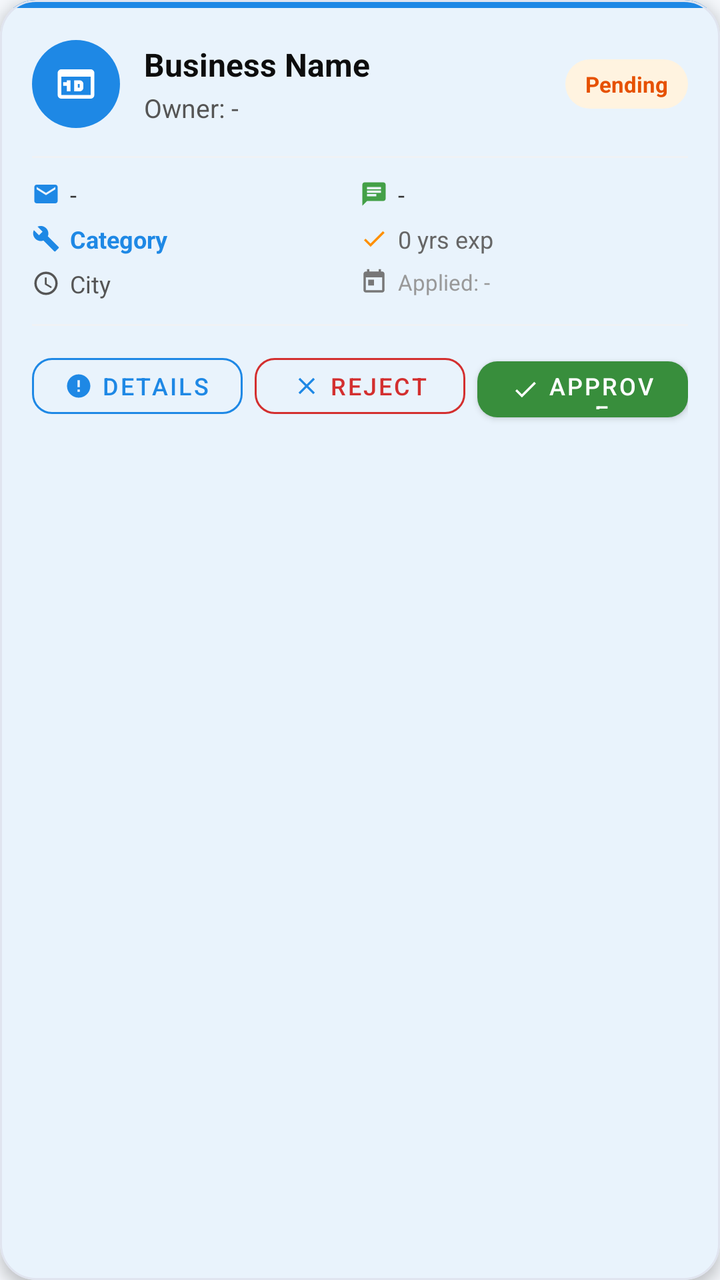
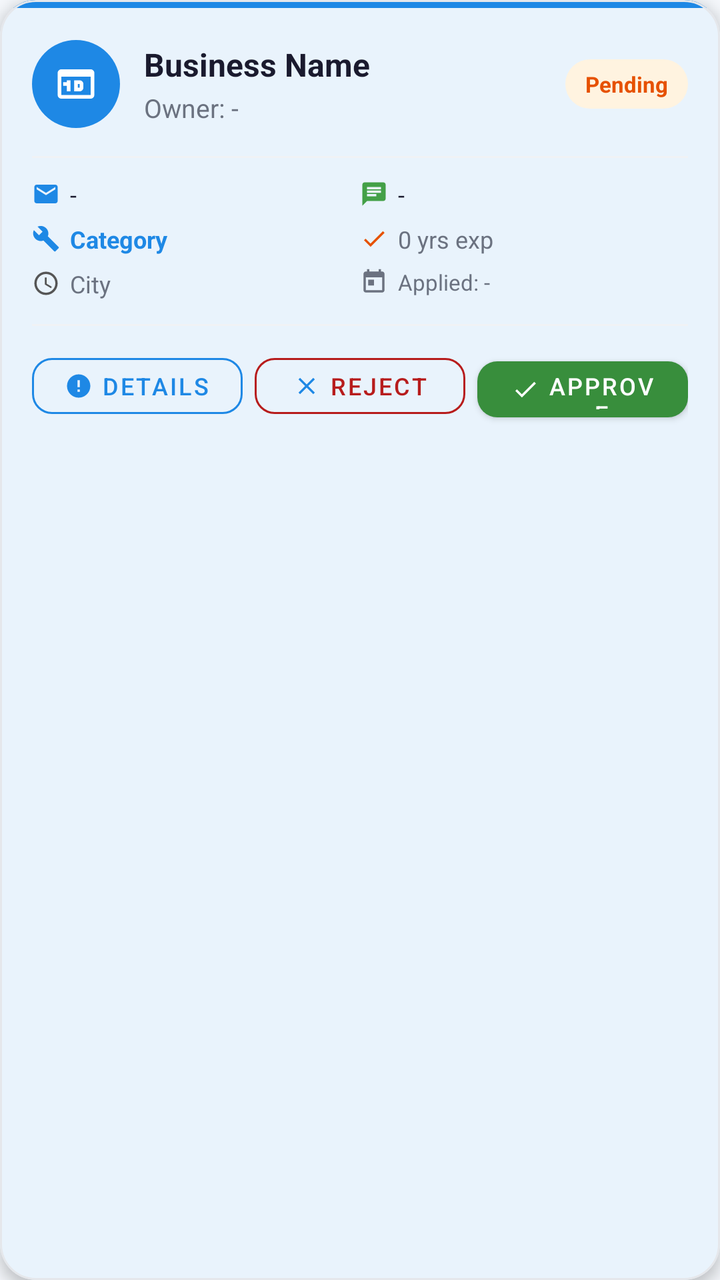

Two renders of the same Android screen: before a commit and after it. Below are the layout's source before the change and the commit's diff.
<!-- AndroidManifest.xml: application theme Theme.QuickFix -->
<!-- res/layout/item_provider_application_card.xml -->
<?xml version="1.0" encoding="utf-8"?>
<com.google.android.material.card.MaterialCardView
    xmlns:android="http://schemas.android.com/apk/res/android"
    xmlns:app="http://schemas.android.com/apk/res-auto"
    android:id="@+id/cardRoot"
    android:layout_width="match_parent"
    android:layout_height="wrap_content"
    android:layout_marginStart="14dp"
    android:layout_marginEnd="14dp"
    android:layout_marginBottom="12dp"
    android:layout_marginTop="4dp"
    app:cardCornerRadius="18dp"
    app:cardElevation="4dp"
    app:cardBackgroundColor="@color/card_bg"
    app:strokeColor="#E0E4EF"
    app:strokeWidth="1dp">

    <LinearLayout
        android:layout_width="match_parent"
        android:layout_height="wrap_content"
        android:orientation="vertical">

        
        <View
            android:id="@+id/cardAccentStrip"
            android:layout_width="match_parent"
            android:layout_height="4dp"
            android:background="@color/primary" />

        <LinearLayout
            android:layout_width="match_parent"
            android:layout_height="wrap_content"
            android:orientation="vertical"
            android:padding="16dp">

            
            <LinearLayout
                android:layout_width="match_parent"
                android:layout_height="wrap_content"
                android:orientation="horizontal"
                android:gravity="center_vertical"
                android:layout_marginBottom="6dp">

                <FrameLayout
                    android:layout_width="44dp"
                    android:layout_height="44dp"
                    android:background="@drawable/bg_category_blue"
                    android:layout_marginEnd="12dp">
                    <ImageView
                        android:layout_width="22dp"
                        android:layout_height="22dp"
                        android:layout_gravity="center"
                        android:src="@drawable/ic_business"
                        app:tint="@color/white" />
                </FrameLayout>

                <LinearLayout
                    android:layout_width="0dp"
                    android:layout_height="wrap_content"
                    android:layout_weight="1"
                    android:orientation="vertical"
                    android:layout_marginEnd="8dp">

                    <TextView
                        android:id="@+id/tvBusinessName"
                        android:layout_width="match_parent"
                        android:layout_height="wrap_content"
                        android:textColor="#0D0D0D"
                        android:textSize="16sp"
                        android:textStyle="bold"
                        android:ellipsize="end"
                        android:maxLines="1"
                        android:text="Business Name" />

                    <TextView
                        android:id="@+id/tvOwnerName"
                        android:layout_width="match_parent"
                        android:layout_height="wrap_content"
                        android:layout_marginTop="2dp"
                        android:textColor="#555555"
                        android:textSize="13sp"
                        android:ellipsize="end"
                        android:maxLines="1"
                        android:text="Owner: -" />
                </LinearLayout>

                <TextView
                    android:id="@+id/tvStatus"
                    android:layout_width="wrap_content"
                    android:layout_height="wrap_content"
                    android:textSize="11sp"
                    android:textStyle="bold"
                    android:paddingHorizontal="10dp"
                    android:paddingVertical="5dp"
                    android:text="Pending"
                    android:background="@drawable/bg_status_pending"
                    android:textColor="#E65100"
                    android:maxLines="1" />
            </LinearLayout>

            
            <View android:layout_width="match_parent" android:layout_height="1dp"
                android:background="#F0F2F5"
                android:layout_marginTop="8dp" android:layout_marginBottom="10dp" />

            
            <LinearLayout android:layout_width="match_parent" android:layout_height="wrap_content"
                android:orientation="horizontal" android:layout_marginBottom="6dp">

                
                <LinearLayout android:layout_width="0dp" android:layout_height="wrap_content"
                    android:layout_weight="1" android:orientation="horizontal"
                    android:gravity="center_vertical" android:paddingEnd="8dp">
                    <ImageView android:layout_width="14dp" android:layout_height="14dp"
                        android:src="@drawable/ic_email" app:tint="#1E88E5"
                        android:layout_marginEnd="5dp" />
                    <TextView
                        android:id="@+id/tvEmail"
                        android:layout_width="0dp" android:layout_height="wrap_content"
                        android:layout_weight="1"
                        android:textColor="#333333" android:textSize="12sp"
                        android:maxLines="1" android:ellipsize="end"
                        android:text="-" />
                </LinearLayout>

                
                <LinearLayout android:layout_width="0dp" android:layout_height="wrap_content"
                    android:layout_weight="1" android:orientation="horizontal"
                    android:gravity="center_vertical">
                    <ImageView android:layout_width="14dp" android:layout_height="14dp"
                        android:src="@drawable/ic_messages" app:tint="#43A047"
                        android:layout_marginEnd="5dp" />
                    <TextView
                        android:id="@+id/tvPhone"
                        android:layout_width="0dp" android:layout_height="wrap_content"
                        android:layout_weight="1"
                        android:textColor="#333333" android:textSize="12sp"
                        android:maxLines="1" android:ellipsize="end"
                        android:text="-" />
                </LinearLayout>
            </LinearLayout>

            <LinearLayout android:layout_width="match_parent" android:layout_height="wrap_content"
                android:orientation="horizontal" android:layout_marginBottom="6dp">

                
                <LinearLayout android:layout_width="0dp" android:layout_height="wrap_content"
                    android:layout_weight="1" android:orientation="horizontal"
                    android:gravity="center_vertical" android:paddingEnd="8dp">
                    <ImageView android:layout_width="14dp" android:layout_height="14dp"
                        android:src="@drawable/ic_services" app:tint="#1E88E5"
                        android:layout_marginEnd="5dp" />
                    <TextView
                        android:id="@+id/tvCategory"
                        android:layout_width="0dp" android:layout_height="wrap_content"
                        android:layout_weight="1"
                        android:textColor="#1E88E5" android:textSize="12sp"
                        android:textStyle="bold"
                        android:maxLines="1" android:ellipsize="end"
                        android:text="Category" />
                </LinearLayout>

                
                <LinearLayout android:layout_width="0dp" android:layout_height="wrap_content"
                    android:layout_weight="1" android:orientation="horizontal"
                    android:gravity="center_vertical">
                    <ImageView android:layout_width="14dp" android:layout_height="14dp"
                        android:src="@drawable/ic_approval" app:tint="#FF8F00"
                        android:layout_marginEnd="5dp" />
                    <TextView
                        android:id="@+id/tvExperience"
                        android:layout_width="0dp" android:layout_height="wrap_content"
                        android:layout_weight="1"
                        android:textColor="#666666" android:textSize="12sp"
                        android:maxLines="1"
                        android:text="0 yrs exp" />
                </LinearLayout>
            </LinearLayout>

            <LinearLayout android:layout_width="match_parent" android:layout_height="wrap_content"
                android:orientation="horizontal" android:layout_marginBottom="4dp">

                
                <LinearLayout android:layout_width="0dp" android:layout_height="wrap_content"
                    android:layout_weight="1" android:orientation="horizontal"
                    android:gravity="center_vertical" android:paddingEnd="8dp">
                    <ImageView android:layout_width="14dp" android:layout_height="14dp"
                        android:src="@drawable/ic_location" app:tint="#555555"
                        android:layout_marginEnd="5dp" />
                    <TextView
                        android:id="@+id/tvCity"
                        android:layout_width="0dp" android:layout_height="wrap_content"
                        android:layout_weight="1"
                        android:textColor="#555555" android:textSize="12sp"
                        android:maxLines="1" android:ellipsize="end"
                        android:text="City" />
                </LinearLayout>

                
                <LinearLayout android:layout_width="0dp" android:layout_height="wrap_content"
                    android:layout_weight="1" android:orientation="horizontal"
                    android:gravity="center_vertical">
                    <ImageView android:layout_width="14dp" android:layout_height="14dp"
                        android:src="@drawable/ic_calendar" app:tint="#777777"
                        android:layout_marginEnd="5dp" />
                    <TextView
                        android:id="@+id/tvDate"
                        android:layout_width="0dp" android:layout_height="wrap_content"
                        android:layout_weight="1"
                        android:textColor="#999999" android:textSize="11sp"
                        android:maxLines="1"
                        android:text="Applied: -" />
                </LinearLayout>
            </LinearLayout>

            
            <View android:layout_width="match_parent" android:layout_height="1dp"
                android:background="#F0F2F5"
                android:layout_marginTop="8dp" android:layout_marginBottom="10dp" />

            
            <LinearLayout
                android:layout_width="match_parent"
                android:layout_height="wrap_content"
                android:orientation="horizontal">

                <com.google.android.material.button.MaterialButton
                    android:id="@+id/btnDetails"
                    style="@style/Widget.MaterialComponents.Button.OutlinedButton"
                    android:layout_width="0dp"
                    android:layout_height="40dp"
                    android:layout_weight="1"
                    android:layout_marginEnd="6dp"
                    android:text="Details"
                    android:textColor="@color/primary"
                    android:textSize="12sp"
                    app:cornerRadius="10dp"
                    app:strokeColor="@color/primary"
                    app:strokeWidth="1dp"
                    app:icon="@drawable/ic_info"
                    app:iconSize="14dp"
                    app:iconPadding="4dp"
                    app:iconGravity="textStart" />

                <com.google.android.material.button.MaterialButton
                    android:id="@+id/btnReject"
                    style="@style/Widget.MaterialComponents.Button.OutlinedButton"
                    android:layout_width="0dp"
                    android:layout_height="40dp"
                    android:layout_weight="1"
                    android:layout_marginEnd="6dp"
                    android:text="Reject"
                    android:textColor="#D32F2F"
                    android:textSize="12sp"
                    app:cornerRadius="10dp"
                    app:strokeColor="#D32F2F"
                    app:strokeWidth="1dp"
                    app:icon="@drawable/ic_close"
                    app:iconSize="14dp"
                    app:iconPadding="4dp"
                    app:iconGravity="textStart" />

                <com.google.android.material.button.MaterialButton
                    android:id="@+id/btnApprove"
                    style="@style/Widget.MaterialComponents.Button"
                    android:layout_width="0dp"
                    android:layout_height="40dp"
                    android:layout_weight="1"
                    android:text="Approve"
                    android:textColor="@color/white"
                    android:textSize="12sp"
                    app:backgroundTint="#388E3C"
                    app:cornerRadius="10dp"
                    app:icon="@drawable/ic_approval"
                    app:iconSize="14dp"
                    app:iconPadding="4dp"
                    app:iconGravity="textStart" />
            </LinearLayout>

        </LinearLayout>
    </LinearLayout>
</com.google.android.material.card.MaterialCardView>
<!-- resources referenced by this layout -->
<resources>
  <color name="card_bg">#FFFFFF</color>
  <color name="primary">#1E88E5</color>
  <color name="white">#FFFFFFFF</color>
  <!-- drawable bg_category_blue (drawable) -->
  <?xml version="1.0" encoding="utf-8"?>
  <shape xmlns:android="http://schemas.android.com/apk/res/android"
      android:shape="oval">
      <solid android:color="@color/primary" />
  </shape>
  <style name="Theme.QuickFix" parent="Base.Theme.QuickFix" />
  <style name="Base.Theme.QuickFix" parent="Theme.Material3.Light.NoActionBar">
          <item name="colorPrimary">@color/primary</item>
          <item name="colorPrimaryDark">@color/primary_dark</item>
          <item name="colorAccent">@color/accent_green</item>
          <item name="android:windowBackground">@color/screen_background</item>
          <item name="colorSurface">@color/card_bg</item>
          <item name="colorOnSurface">@color/text_primary</item>
          <item name="android:colorBackground">@color/screen_background</item>
          <item name="colorOnBackground">@color/text_primary</item>
          <item name="colorSurfaceVariant">@color/surface_variant</item>
          <item name="colorOutline">@color/divider</item>
          <item name="colorOutlineVariant">@color/divider</item>
          <item name="materialAlertDialogTheme">@style/Theme.QuickFix.AdminDialog</item>
          <item name="alertDialogTheme">@style/Theme.QuickFix.AdminDialog</item>
          <item name="android:statusBarColor">@android:color/transparent</item>
          <item name="android:navigationBarColor">@color/screen_background</item>
          
          <item name="bottomSheetDialogTheme">@style/Theme.QuickFix.BottomSheet</item>
      </style>
  <color name="primary_dark">#1565C0</color>
  <color name="accent_green">#43A047</color>
  <color name="screen_background">#F4F7FB</color>
  <color name="text_primary">#1A1A2E</color>
  <color name="surface_variant">#F5F7FA</color>
  <color name="divider">#E5E7EB</color>
  <!-- unchanged entries left out for length: 12 -->
</resources>

<!-- the commit's change to res/layout/item_provider_application_card.xml (unified diff, before → after) -->
@@ -12,7 +12,7 @@
     app:cardCornerRadius="18dp"
     app:cardElevation="4dp"
     app:cardBackgroundColor="@color/card_bg"
-    app:strokeColor="#E0E4EF"
+    app:strokeColor="@color/divider"
     app:strokeWidth="1dp">
 
     <LinearLayout
@@ -65,7 +65,7 @@
                         android:id="@+id/tvBusinessName"
                         android:layout_width="match_parent"
                         android:layout_height="wrap_content"
-                        android:textColor="#0D0D0D"
+                        android:textColor="@color/text_primary"
                         android:textSize="16sp"
                         android:textStyle="bold"
                         android:ellipsize="end"
@@ -77,7 +77,7 @@
                         android:layout_width="match_parent"
                         android:layout_height="wrap_content"
                         android:layout_marginTop="2dp"
-                        android:textColor="#555555"
+                        android:textColor="@color/text_secondary"
                         android:textSize="13sp"
                         android:ellipsize="end"
                         android:maxLines="1"
@@ -94,13 +94,13 @@
                     android:paddingVertical="5dp"
                     android:text="Pending"
                     android:background="@drawable/bg_status_pending"
-                    android:textColor="#E65100"
+                    android:textColor="@color/status_pending_text"
                     android:maxLines="1" />
             </LinearLayout>
 
             
             <View android:layout_width="match_parent" android:layout_height="1dp"
-                android:background="#F0F2F5"
+                android:background="@color/surface_soft"
                 android:layout_marginTop="8dp" android:layout_marginBottom="10dp" />
 
             
@@ -118,7 +118,7 @@
                         android:id="@+id/tvEmail"
                         android:layout_width="0dp" android:layout_height="wrap_content"
                         android:layout_weight="1"
-                        android:textColor="#333333" android:textSize="12sp"
+                        android:textColor="@color/text_primary" android:textSize="12sp"
                         android:maxLines="1" android:ellipsize="end"
                         android:text="-" />
                 </LinearLayout>
@@ -128,13 +128,13 @@
                     android:layout_weight="1" android:orientation="horizontal"
                     android:gravity="center_vertical">
                     <ImageView android:layout_width="14dp" android:layout_height="14dp"
-                        android:src="@drawable/ic_messages" app:tint="#43A047"
+                        android:src="@drawable/ic_messages" app:tint="@color/accent_green"
                         android:layout_marginEnd="5dp" />
                     <TextView
                         android:id="@+id/tvPhone"
                         android:layout_width="0dp" android:layout_height="wrap_content"
                         android:layout_weight="1"
-                        android:textColor="#333333" android:textSize="12sp"
+                        android:textColor="@color/text_primary" android:textSize="12sp"
                         android:maxLines="1" android:ellipsize="end"
                         android:text="-" />
                 </LinearLayout>
@@ -154,7 +154,7 @@
                         android:id="@+id/tvCategory"
                         android:layout_width="0dp" android:layout_height="wrap_content"
                         android:layout_weight="1"
-                        android:textColor="#1E88E5" android:textSize="12sp"
+                        android:textColor="@color/primary" android:textSize="12sp"
                         android:textStyle="bold"
                         android:maxLines="1" android:ellipsize="end"
                         android:text="Category" />
@@ -165,13 +165,13 @@
                     android:layout_weight="1" android:orientation="horizontal"
                     android:gravity="center_vertical">
                     <ImageView android:layout_width="14dp" android:layout_height="14dp"
-                        android:src="@drawable/ic_approval" app:tint="#FF8F00"
+                        android:src="@drawable/ic_approval" app:tint="@color/status_pending_text"
                         android:layout_marginEnd="5dp" />
                     <TextView
                         android:id="@+id/tvExperience"
                         android:layout_width="0dp" android:layout_height="wrap_content"
                         android:layout_weight="1"
-                        android:textColor="#666666" android:textSize="12sp"
+                        android:textColor="@color/text_secondary" android:textSize="12sp"
                         android:maxLines="1"
                         android:text="0 yrs exp" />
                 </LinearLayout>
@@ -191,7 +191,7 @@
                         android:id="@+id/tvCity"
                         android:layout_width="0dp" android:layout_height="wrap_content"
                         android:layout_weight="1"
-                        android:textColor="#555555" android:textSize="12sp"
+                        android:textColor="@color/text_secondary" android:textSize="12sp"
                         android:maxLines="1" android:ellipsize="end"
                         android:text="City" />
                 </LinearLayout>
@@ -201,13 +201,13 @@
                     android:layout_weight="1" android:orientation="horizontal"
                     android:gravity="center_vertical">
                     <ImageView android:layout_width="14dp" android:layout_height="14dp"
-                        android:src="@drawable/ic_calendar" app:tint="#777777"
+                        android:src="@drawable/ic_calendar" app:tint="@color/text_secondary"
                         android:layout_marginEnd="5dp" />
                     <TextView
                         android:id="@+id/tvDate"
                         android:layout_width="0dp" android:layout_height="wrap_content"
                         android:layout_weight="1"
-                        android:textColor="#999999" android:textSize="11sp"
+                        android:textColor="@color/text_secondary" android:textSize="11sp"
                         android:maxLines="1"
                         android:text="Applied: -" />
                 </LinearLayout>
@@ -215,7 +215,7 @@
 
             
             <View android:layout_width="match_parent" android:layout_height="1dp"
-                android:background="#F0F2F5"
+                android:background="@color/surface_soft"
                 android:layout_marginTop="8dp" android:layout_marginBottom="10dp" />
 
             
@@ -250,10 +250,10 @@
                     android:layout_weight="1"
                     android:layout_marginEnd="6dp"
                     android:text="Reject"
-                    android:textColor="#D32F2F"
+                    android:textColor="@color/status_rejected_text"
                     android:textSize="12sp"
                     app:cornerRadius="10dp"
-                    app:strokeColor="#D32F2F"
+                    app:strokeColor="@color/status_rejected_text"
                     app:strokeWidth="1dp"
                     app:icon="@drawable/ic_close"
                     app:iconSize="14dp"
@@ -269,7 +269,7 @@
                     android:text="Approve"
                     android:textColor="@color/white"
                     android:textSize="12sp"
-                    app:backgroundTint="#388E3C"
+                    app:backgroundTint="@color/success_green"
                     app:cornerRadius="10dp"
                     app:icon="@drawable/ic_approval"
                     app:iconSize="14dp"
<!-- resource entries referenced after the edit -->
@@ -2,6 +2,10 @@
 <resources>
   <color name="card_bg">#FFFFFF</color>
   <color name="primary">#1E88E5</color>
+  <color name="status_pending_text">#E65100</color>
+  <color name="status_rejected_text">#B71C1C</color>
+  <color name="success_green">#388E3C</color>
+  <color name="surface_soft">#F0F2F5</color>
   <color name="white">#FFFFFFFF</color>
   <!-- drawable bg_category_blue (drawable) -->
   <?xml version="1.0" encoding="utf-8"?>
@@ -28,12 +32,40 @@
           <item name="android:navigationBarColor">@color/screen_background</item>
           
           <item name="bottomSheetDialogTheme">@style/Theme.QuickFix.BottomSheet</item>
+          <item name="android:forceDarkAllowed" tools:targetApi="q">false</item>
+          <item name="materialButtonStyle">@style/Widget.QuickFix.Button</item>
+          <item name="chipStyle">@style/Widget.QuickFix.Chip.Filter</item>
+          <item name="textInputStyle">@style/Widget.QuickFix.TextInputLayout</item>
       </style>
   <color name="primary_dark">#1565C0</color>
   <color name="accent_green">#43A047</color>
   <color name="screen_background">#F4F7FB</color>
   <color name="text_primary">#1A1A2E</color>
+  <color name="text_secondary">#6B7280</color>
   <color name="surface_variant">#F5F7FA</color>
+  <style name="Widget.QuickFix.Button" parent="Widget.Material3.Button">
+          <item name="backgroundTint">@color/primary</item>
+          <item name="android:textColor">@color/white</item>
+      </style>
+  <style name="Widget.QuickFix.Chip.Filter" parent="Widget.Material3.Chip.Filter">
+          <item name="chipBackgroundColor">@color/surface_variant</item>
+          <item name="android:textColor">@color/text_primary</item>
+          <item name="checkedIconTint">@color/primary</item>
+      </style>
+  <style name="Widget.QuickFix.TextInputLayout" parent="Widget.Material3.TextInputLayout.OutlinedBox">
+          <item name="boxBackgroundColor">@color/input_background</item>
+          <item name="boxStrokeColor">@color/input_stroke</item>
+          <item name="boxStrokeErrorColor">@color/error_red</item>
+          <item name="hintTextColor">@color/input_hint</item>
+          <item name="startIconTint">@color/input_icon</item>
+          <item name="endIconTint">@color/input_icon</item>
+          <item name="boxStrokeWidthFocused">2dp</item>
+      </style>
+  <color name="input_background">#FFFFFF</color>
+  <color name="input_stroke">#1E88E5</color>
+  <color name="error_red">#D32F2F</color>
+  <color name="input_hint">#6B7280</color>
+  <color name="input_icon">#455A64</color>
   <color name="divider">#E5E7EB</color>
   <!-- unchanged entries left out for length: 12 -->
 </resources>
